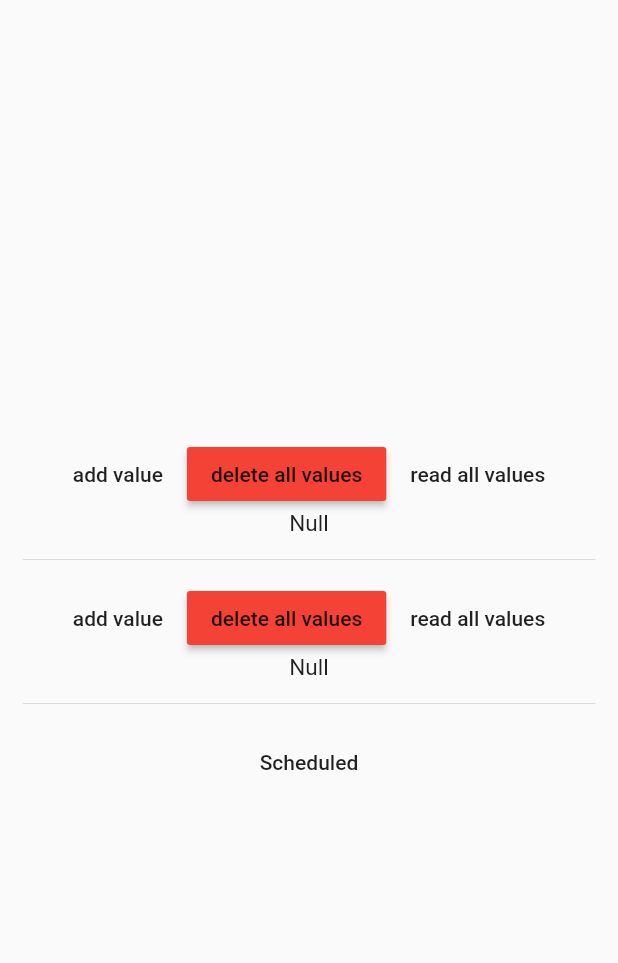
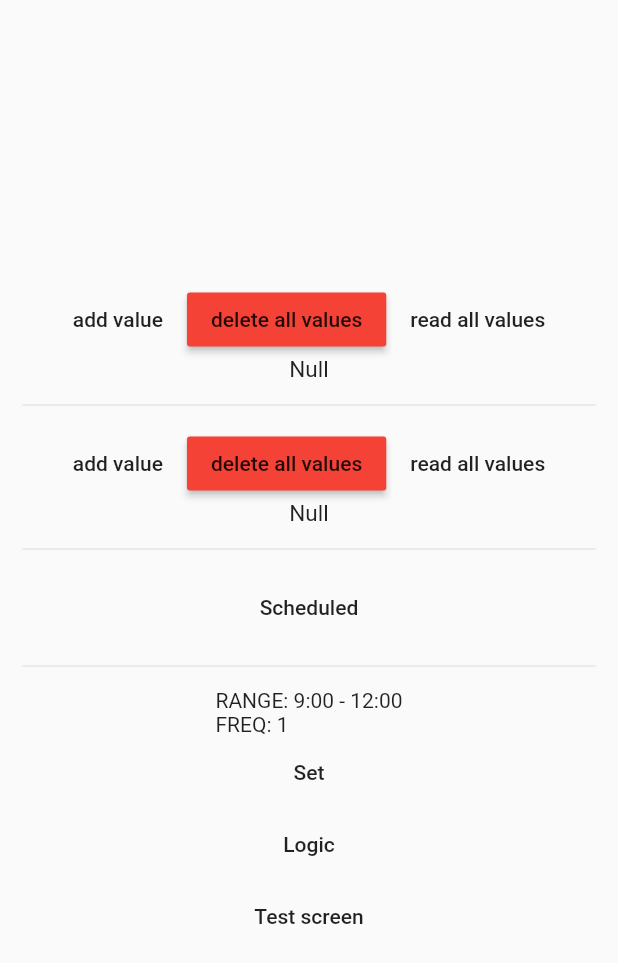
Before and after one commit to Teapotka/quikke, a Flutter app: the screen it shows after launch, on a phone screen of 412 x 824 dp. Shown: the top 963 px of the screen. Run offline on Flutter 3.47's test engine with Material 2 defaults, Android fonts, the phone set to English and light mode, and no system bars; our stand-ins replace awesome_notifications, shared_preferences, sqflite; accounts and stored records are empty.

Commit message:
fix data dumping and add navigation logic

```diff
--- a/lib/db/stats_db.dart
+++ b/lib/db/stats_db.dart
@@ -1,10 +1,10 @@
 import 'dart:io';
-
 import 'package:path_provider/path_provider.dart';
 import 'package:quikke/data/models/stat.dart';
+import 'package:quikke/db/model_db.dart';
 import 'package:sqflite/sqflite.dart';
 
-class StatsDatabase{
+class StatsDatabase extends ModelDatabase<Stat>{
   static final StatsDatabase instance = StatsDatabase._init();
   static Database? _database;
 
@@ -12,6 +12,7 @@ class StatsDatabase{
 
   StatsDatabase._init();
 
+  @override
   Future<Database> get database async {
     if (_database != null) return _database!;
 
@@ -30,21 +31,26 @@ class StatsDatabase{
         "CREATE TABLE $tableStats(${StatFields.id} INTEGER PRIMARY KEY AUTOINCREMENT, ${StatFields.guesses} INTEGER NOT NULL, ${StatFields.failures} INTEGER NOT NULL, ${StatFields.day} TEXT NOT NULL)");
   }
 
+  @override
   void close() async {
     final db = await instance.database;
     db.close();
   }
 
+  @override
   Future<Stat> create(Stat stat) async {
     final db = await instance.database;
     final id = await db.insert(tableStats, stat.toMap());
     return stat.copy(id: id);
   }
+
+  @override
   Future<void> clearAll() async {
     final db = await instance.database;
     await db.delete(tableStats);
   }
 
+  @override
   Future<Stat> read(int id) async {
     final db = await instance.database;
     final maps = await db.query(
@@ -60,6 +66,8 @@ class StatsDatabase{
       throw Exception('not found $id');
     }
   }
+
+  @override
   Future<List<Stat>> readAll() async {
     final db = await instance.database;
     final maps = await db.query(
--- a/lib/db/words_db.dart
+++ b/lib/db/words_db.dart
@@ -2,8 +2,9 @@ import 'dart:io';
 import 'package:path_provider/path_provider.dart';
 import 'package:quikke/data/models/word.dart';
 import 'package:sqflite/sqflite.dart';
+import 'model_db.dart';
 
-class WordsDatabase {
+class WordsDatabase extends ModelDatabase<Word>{
   //INIT
   static final WordsDatabase instance = WordsDatabase._init();
   static Database? _database;
@@ -12,6 +13,7 @@ class WordsDatabase {
 
   WordsDatabase._init();
 
+  @override
   Future<Database> get database async {
     if (_database != null) return _database!;
 
@@ -31,21 +33,26 @@ class WordsDatabase {
   }
 
   //CRUD
+  @override
   void close() async {
     final db = await instance.database;
     db.close();
   }
 
+  @override
   Future<Word> create(Word word) async {
     final db = await instance.database;
     final id = await db.insert(tableWords, word.toMap());
     return word.copy(id: id);
   }
+
+  @override
   Future<void> clearAll() async {
     final db = await instance.database;
     await db.delete(tableWords);
   }
 
+  @override
   Future<Word> read(int id) async {
     final db = await instance.database;
     final maps = await db.query(
@@ -61,6 +68,8 @@ class WordsDatabase {
       throw Exception('not found $id');
     }
   }
+
+  @override
   Future<List<Word>> readAll() async {
     final db = await instance.database;
     final maps = await db.query(
--- a/lib/main.dart
+++ b/lib/main.dart
@@ -2,8 +2,12 @@ import 'package:flutter/material.dart';
 import 'package:quikke/data/models/word.dart';
 import 'package:quikke/db/stats_db.dart';
 import 'package:quikke/db/words_db.dart';
+import 'package:quikke/logic/reminder_logic.dart';
+import 'package:quikke/presentation/screens/home_screen.dart';
+import 'package:quikke/presentation/screens/test_screen.dart';
 import 'package:quikke/services/nofication_service.dart';
-
+import 'package:quikke/services/preferences_service.dart';
+import 'package:shared_preferences/shared_preferences.dart';
 import 'data/models/stat.dart';
 
 void main() {
@@ -12,139 +16,18 @@ void main() {
   runApp(MyApp());
 }
 
+final GlobalKey<NavigatorState> navigatorKey = GlobalKey<NavigatorState>();
+
 class MyApp extends StatelessWidget {
   @override
   Widget build(BuildContext context) {
     return MaterialApp(
-      home: Scaffold(body: TestDB()),
+      initialRoute: '/home',
+      navigatorKey: navigatorKey,
+      routes: {
+        "/home": (ctx)=> HomeScreen(),
+        "/test": (ctx)=> TestScreen(),
+      },
     );
   }
 }
-
-class TestDB extends StatefulWidget {
-  @override
-  State<TestDB> createState() => _TestDBState();
-}
-
-class _TestDBState extends State<TestDB> {
-  String text = "Null";
-  String text2 = "Null";
-
-  @override
-  Widget build(BuildContext context) {
-    return Center(
-      child: Padding(
-        padding: EdgeInsets.all(15),
-        child: Column(
-          mainAxisAlignment: MainAxisAlignment.center,
-          children: [
-            Row(
-              mainAxisAlignment: MainAxisAlignment.center,
-              children: [
-                MaterialButton(
-                  child: Text('add value'),
-                  onPressed: () {
-                    WordsDatabase.instance.create(
-                      Word(
-                        word: "besotted",
-                        meaning: "to be intoxicated by love",
-                        tag: "#C1",
-                        played: false,
-                        created: DateTime.now()
-                      ),
-                    );
-                  },
-                ),
-                MaterialButton(
-                  child: Text('delete all values'),
-                  color: Colors.red,
-                  onPressed: () {
-                    WordsDatabase.instance.clearAll();
-                  },
-                ),
-                MaterialButton(
-                  child: Text('read all values'),
-                  onPressed: () async {
-                    try {
-                      final words = await WordsDatabase.instance.readAll();
-                      setState(() {
-                        text = "";
-                        words.forEach((word) {
-                          text +=
-                              "ID: ${word.id},\nWORD: ${word.word},\nMEANING: ${word.meaning},\nTAG: ${word.tag},\nPLAYED: ${word.played}\nCREATED: ${word.created}\n\n";
-                        });
-                      });
-                    } catch (e) {
-                      if ((e as dynamic).message == "not found")
-                        setState(() {
-                          text = "Empty";
-                        });
-                    }
-                  },
-                ),
-              ],
-            ),
-            Text(text, style: TextStyle(fontSize: 15)),
-            Divider(height: 30),
-            Row(
-              mainAxisAlignment: MainAxisAlignment.center,
-              children: [
-                MaterialButton(
-                  child: Text('add value'),
-                  onPressed: () {
-                    StatsDatabase.instance.create(
-                      Stat(
-                        guesses: 1,
-                        failures: 5,
-                        day: DateTime.now(),
-                      ),
-                    );
-                  },
-                ),
-                MaterialButton(
-                  child: Text('delete all values'),
-                  color: Colors.red,
-                  onPressed: () {
-                    StatsDatabase.instance.clearAll();
-                  },
-                ),
-                MaterialButton(
-                  child: Text('read all values'),
-                  onPressed: () async {
-                    try {
-                      final stats = await StatsDatabase.instance.readAll();
-                      setState(() {
-                        text2 = "";
-                        stats.forEach((stat) {
-                          text2 +=
-                              "ID: ${stat.id},\nGUESSES: ${stat.guesses},\nFAILURES: ${stat.failures},\nDAY: ${stat.day}\n\n";
-                        });
-                      });
-                    } catch (e) {
-                      if ((e as dynamic).message == "not found")
-                        setState(() {
-                          text2 = "Empty";
-                        });
-                    }
-                  },
-                ),
-              ],
-            ),
-            Text(text2, style: TextStyle(fontSize: 15)),
-            Divider(height: 30),
-            MaterialButton(
-              child: Text("Scheduled"),
-                onPressed: (){
-              NotificationService.showNotification(
-                  title: "New word is ready !",
-                  body: "Improve your knowledge",
-                // scheduled: true,
-                // interval: 5
-              );
-            })
-          ],
-        ),
-      ),
-    );
-  }
-}
--- /dev/null
+++ b/lib/presentation/screens/home_screen.dart
@@ -0,0 +1,221 @@
+import 'package:flutter/material.dart';
+import '../../data/models/stat.dart';
+import '../../data/models/word.dart';
+import '../../db/stats_db.dart';
+import '../../db/words_db.dart';
+import '../../logic/reminder_logic.dart';
+import '../../services/nofication_service.dart';
+import '../../services/preferences_service.dart';
+
+class HomeScreen extends StatefulWidget {
+  @override
+  State<HomeScreen> createState() => _HomeScreenState();
+}
+
+class _HomeScreenState extends State<HomeScreen> {
+  Map<String, int> sp_range = {"start": 0, "end": 0};
+  int sp_freq = 0;
+
+  @override
+  void initState() {
+    // TODO: implement initState
+    super.initState();
+    PreferencesService.init().then((_) {
+      loadPrefs();
+      print(PreferencesService.getGameTime());
+      if(PreferencesService.getGameTime().isNotEmpty){
+        Navigator.pushNamed(context, '/test');
+      }
+    });
+    // loadPrefs();
+  }
+
+  void loadPrefs() {
+    setState(() {
+      sp_freq = PreferencesService.getFrequency();
+      sp_range = PreferencesService.getRange();
+      print(sp_range);
+    });
+  }
+
+  void setPrefs() {
+    PreferencesService.setFrequency(10);
+    PreferencesService.setRange(start: 0, end: 1);
+    loadPrefs();
+  }
+
+  @override
+  Widget build(BuildContext context) {
+    return Scaffold(
+      body:  Center(
+        child: Padding(
+          padding: EdgeInsets.all(15),
+          child: Column(
+            mainAxisAlignment: MainAxisAlignment.center,
+            children: [
+              WordsWidget(),
+              Divider(height: 30),
+              StatsWidget(),
+              Divider(height: 30),
+              MaterialButton(
+                  child: Text("Scheduled"),
+                  onPressed: () {
+                    NotificationService.showNotification(
+                      title: "New word is ready !",
+                      body: "Improve your knowledge",
+                      // scheduled: true,
+                      // interval: 5
+                    );
+                  }),
+              Divider(height: 30),
+              Text(
+                  "RANGE: ${sp_range["start"]}:00 - ${sp_range["end"]}:00\nFREQ: ${sp_freq}"),
+              MaterialButton(
+                  child: Text("Set"),
+                  onPressed: () {
+                    setPrefs();
+                  }),
+              MaterialButton(
+                onPressed: () {
+                  ReminderLogic().createNextReminder();
+                },
+                child: Text('Logic'),
+              ),
+              MaterialButton(
+                onPressed: () {
+                  Navigator.pushNamed(context, '/test');
+                },
+                child: Text('Test screen'),
+              ),
+            ],
+          ),
+        ),
+      ),
+    );
+  }
+}
+
+class WordsWidget extends StatefulWidget {
+  @override
+  State<WordsWidget> createState() => _WordsWidgetState();
+}
+
+class _WordsWidgetState extends State<WordsWidget> {
+  String text = "Null";
+
+  @override
+  Widget build(BuildContext context) {
+    return Column(
+      children: [
+        Row(
+          mainAxisAlignment: MainAxisAlignment.center,
+          children: [
+            MaterialButton(
+              child: Text('add value'),
+              onPressed: () {
+                WordsDatabase.instance.create(
+                  Word(
+                      word: "besotted",
+                      meaning: "to be intoxicated by love",
+                      tag: "#C1",
+                      played: false,
+                      created: DateTime.now()),
+                );
+              },
+            ),
+            MaterialButton(
+              child: Text('delete all values'),
+              color: Colors.red,
+              onPressed: () {
+                WordsDatabase.instance.clearAll();
+              },
+            ),
+            MaterialButton(
+              child: Text('read all values'),
+              onPressed: () async {
+                try {
+                  final words = await WordsDatabase.instance.readAll();
+                  setState(() {
+                    text = "";
+                    words.forEach((word) {
+                      text +=
+                          "ID: ${word.id},\nWORD: ${word.word},\nMEANING: ${word.meaning},\nTAG: ${word.tag},\nPLAYED: ${word.played}\nCREATED: ${word.created}\n\n";
+                    });
+                  });
+                } catch (e) {
+                  if ((e as dynamic).message == "not found")
+                    setState(() {
+                      text = "Empty";
+                    });
+                }
+              },
+            ),
+          ],
+        ),
+        Text(text, style: TextStyle(fontSize: 15)),
+      ],
+    );
+  }
+}
+
+class StatsWidget extends StatefulWidget {
+  @override
+  State<StatsWidget> createState() => _StatsWidgetState();
+}
+
+class _StatsWidgetState extends State<StatsWidget> {
+  String text2 = "Null";
+
+  @override
+  Widget build(BuildContext context) {
+    return Column(
+      children: [
+        Row(
+          mainAxisAlignment: MainAxisAlignment.center,
+          children: [
+            MaterialButton(
+              child: Text('add value'),
+              onPressed: () {
+                StatsDatabase.instance.create(
+                  Stat(
+                    guesses: 1,
+                    failures: 5,
+                    day: DateTime.now(),
+                  ),
+                );
+              },
+            ),
+            MaterialButton(
+              child: Text('delete all values'),
+              color: Colors.red,
+              onPressed: () {
+                StatsDatabase.instance.clearAll();
+              },
+            ),
+            MaterialButton(
+              child: Text('read all values'),
+              onPressed: () async {
+                try {
+                  final stats = await StatsDatabase.instance.readAll();
+                  setState(() {
+                    text2 = "";
+                    stats.forEach((stat) {
+                      text2 +=
+                          "ID: ${stat.id},\nGUESSES: ${stat.guesses},\nFAILURES: ${stat.failures},\nDAY: ${stat.day}\n\n";
+                    });
+                  });
+                } catch (e) {
+                  if ((e as dynamic).message == "not found")
+                    setState(() {
+                      text2 = "Empty";
+                    });
+                }
+              },
+            ),
+          ],
+        ),
+        Text(text2, style: TextStyle(fontSize: 15)),
+      ],
+    );
+  }
+}
--- a/lib/services/nofication_service.dart
+++ b/lib/services/nofication_service.dart
@@ -1,6 +1,9 @@
 import 'dart:ui';
 import 'package:awesome_notifications/awesome_notifications.dart';
 import 'package:flutter/material.dart';
+import 'package:quikke/logic/reminder_logic.dart';
+import 'package:quikke/main.dart';
+import 'package:quikke/presentation/screens/test_screen.dart';
 
 class NotificationService {
   static Future<void> initialize() async {
@@ -52,6 +55,7 @@ class NotificationService {
   static Future<void> onNotificationDisplayedMethod(
       ReceivedNotification receivedNotification) async {
     debugPrint('onNotificationDisplayedMethod');
+    TestLogic().createNewTest();
   }
 
   static Future<void> onDismissActionReceivedMethod(
--- /dev/null
+++ b/lib/services/preferences_service.dart
@@ -0,0 +1,77 @@
+import 'package:shared_preferences/shared_preferences.dart';
+
+class PreferencesFields {
+  static const String start = "start_pref";
+  static const String end = "end_pref";
+  static const String frequency = "frequency_pref";
+  static const String gameTime = "gametime_pref";
+
+  static final List<String> values = [start, end, frequency, gameTime];
+}
+
+class PreferencesDefaultState{
+  static const frequency = 1;
+  static const start = 9;
+  static const end = 12;
+  static const gameTime = "";
+}
+
+class PreferencesService {
+  static SharedPreferences? preferences;
+
+  static Future init() async {
+    return await SharedPreferences.getInstance().then((pref) {
+      if(preferences == null){
+        preferences = pref;
+        print('init state');
+        // print(preferences!.getInt(PreferencesFields.start));
+        // _initState();
+      }
+      print("if no message before - no init");
+      return preferences;
+    });
+  }
+
+  // static Future<void> _initState() async {
+  //   if(preferences!.getInt(PreferencesFields.start) != 0){
+  //
+  //   }
+  //   Future.wait([
+  //     setFrequency(PreferencesDefaultState.frequency),
+  //     setRange(
+  //         start: PreferencesDefaultState.start,
+  //         end: PreferencesDefaultState.end
+  //     ),
+  //     setGameTime(PreferencesDefaultState.gameTime),
+  //   ]);
+  // }
+
+  static Future<void> setFrequency(int frequency) async {
+    await preferences!.setInt(PreferencesFields.frequency, frequency);
+  }
+
+  static Future<void> setRange({required int start, required int end}) async {
+    Future.wait([
+      preferences!.setInt(PreferencesFields.start, start),
+      preferences!.setInt(PreferencesFields.end, end),
+    ]);
+  }
+
+  static Future<void> setGameTime(String gameTime) async {
+    await preferences!.setString(PreferencesFields.gameTime, gameTime);
+  }
+
+  static int getFrequency() {
+    return preferences!.getInt(PreferencesFields.frequency) ?? PreferencesDefaultState.frequency;
+  }
+
+  static Map<String, int> getRange() {
+    final start = preferences!.getInt(PreferencesFields.start) ?? PreferencesDefaultState.start;
+    final end = preferences!.getInt(PreferencesFields.end) ?? PreferencesDefaultState.end;
+    return {"start": start, "end": end};
+  }
+
+  static String getGameTime() {
+    return preferences!.getString(PreferencesFields.gameTime) ?? PreferencesDefaultState.gameTime;
+  }
+}
--- a/pubspec.yaml
+++ b/pubspec.yaml
@@ -39,6 +39,8 @@ dependencies:
   path_provider: ^2.0.15
   awesome_notifications: ^0.7.4+1
   flutter_launcher_icons: ^0.13.1
+  shared_preferences: ^2.1.1
+  fl_chart: ^0.62.0
 
 dev_dependencies:
   flutter_test:
```
Also changed, not shown: lib/db/model_db.dart (added, +11 -0 lines), lib/logic/reminder_logic.dart (added, +59 -0 lines), lib/presentation/screens/test_screen.dart (added, +23 -0 lines), pubspec.lock.
